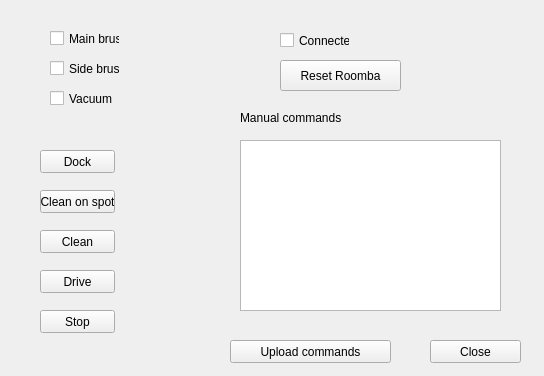
First picture: the form in GUI/Gui-RoombaV1.0/controllingroomba.ui, repository K-4U/ese_project4y5, before the edit.
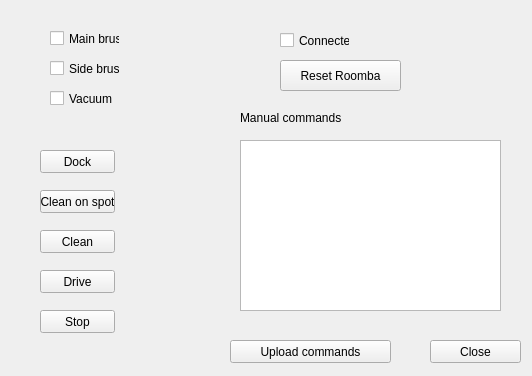
Second picture: the form after the edit.

What changed in the file:
```diff
--- a/GUI/Gui-RoombaV1.0/controllingroomba.ui
+++ b/GUI/Gui-RoombaV1.0/controllingroomba.ui
@@ -6,7 +6,7 @@
    <rect>
     <x>0</x>
     <y>0</y>
-    <width>544</width>
+    <width>532</width>
     <height>376</height>
    </rect>
   </property>
```
